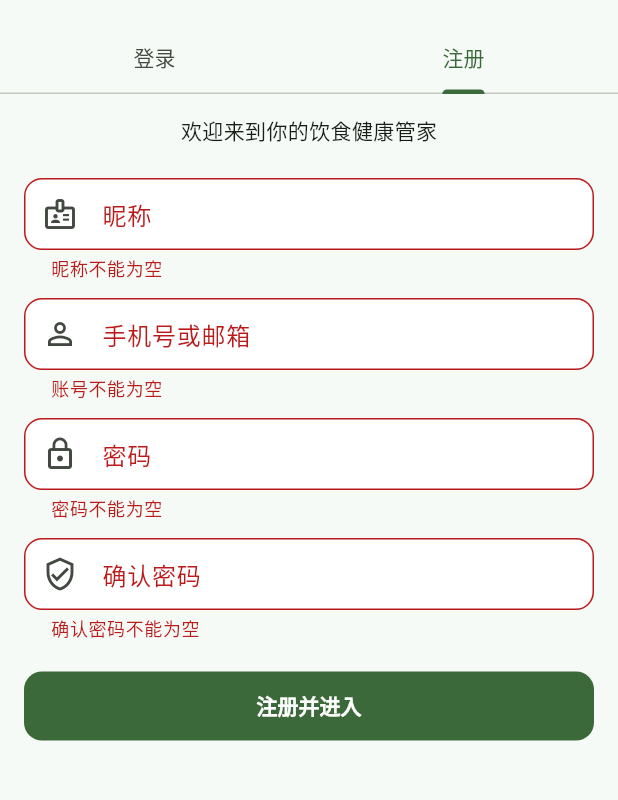
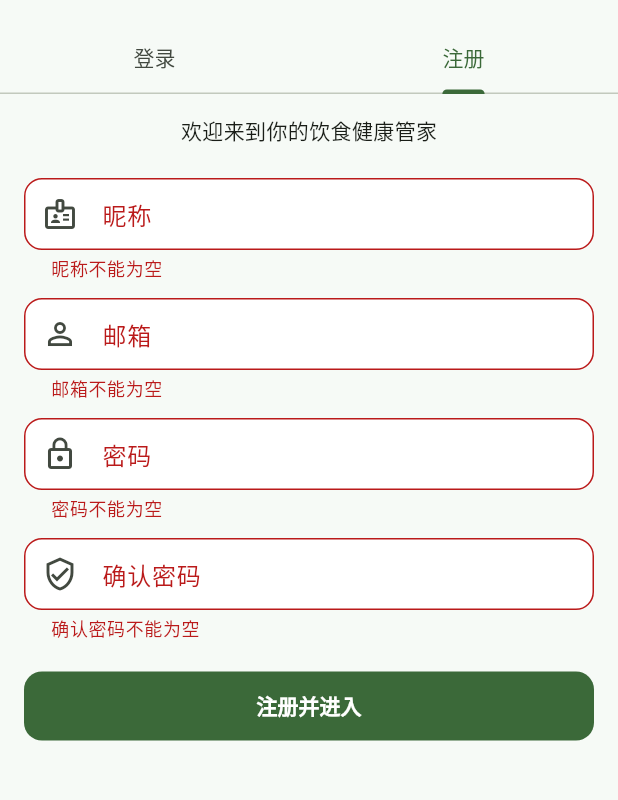
Before and after one commit to shmzl1/FlavorLog-Project, a Flutter app: the screen it shows after launch, tab 2 chosen, after a tap on "注册并进入", on a phone screen of 412 x 824 dp, the part 62-862 px from its top. Run offline on Flutter 3.47's test engine with Material 3 defaults, Android fonts, the phone set to English and light mode, and no system bars; our stand-ins replace camera, dio, flutter_secure_storage, get, image_picker, permission_handler and 1 more; missing offline and left inert: record; accounts and stored records are empty; network calls fail.

Commit message:
对注册邮箱错误，已有邮箱等进行提示

```diff
--- a/frontend/lib/pages/auth/auth_page.dart
+++ b/frontend/lib/pages/auth/auth_page.dart
@@ -26,6 +26,8 @@ class _AuthPageState extends State<AuthPage> with SingleTickerProviderStateMixin
   final _registerConfirmCtrl = TextEditingController();
 
   late final AuthController _authController;
+  final RegExp _emailPattern =
+      RegExp(r'^[A-Za-z0-9._%+-]+@[A-Za-z0-9.-]+\.[A-Za-z]{2,}$');
 
   @override
   void initState() {
@@ -115,7 +117,7 @@ class _AuthPageState extends State<AuthPage> with SingleTickerProviderStateMixin
             TextFormField(
               controller: _loginAccountCtrl,
               decoration: const InputDecoration(
-                labelText: '手机号或邮箱',
+                labelText: '用户名或邮箱',
                 prefixIcon: Icon(Icons.person_outline),
               ),
               validator: (value) {
@@ -190,13 +192,18 @@ class _AuthPageState extends State<AuthPage> with SingleTickerProviderStateMixin
             const SizedBox(height: 12),
             TextFormField(
               controller: _registerAccountCtrl,
+              keyboardType: TextInputType.emailAddress,
+              textInputAction: TextInputAction.next,
               decoration: const InputDecoration(
-                labelText: '手机号或邮箱',
+                labelText: '邮箱',
                 prefixIcon: Icon(Icons.person_outline),
               ),
               validator: (value) {
                 if (value == null || value.trim().isEmpty) {
-                  return '账号不能为空';
+                  return '邮箱不能为空';
+                }
+                if (!_emailPattern.hasMatch(value.trim())) {
+                  return '请输入合法邮箱，例如 test@example.com';
                 }
                 return null;
               },
@@ -284,7 +291,7 @@ class _AuthPageState extends State<AuthPage> with SingleTickerProviderStateMixin
     }
     final ok = await _authController.register(
       nickname: _registerNicknameCtrl.text.trim(),
-      account: _registerAccountCtrl.text.trim(),
+      email: _registerAccountCtrl.text.trim(),
       password: _registerPasswordCtrl.text,
       confirmPassword: _registerConfirmCtrl.text,
     );
```
Also changed, not shown: frontend/lib/controllers/auth_controller.dart (+50 -6 lines).
